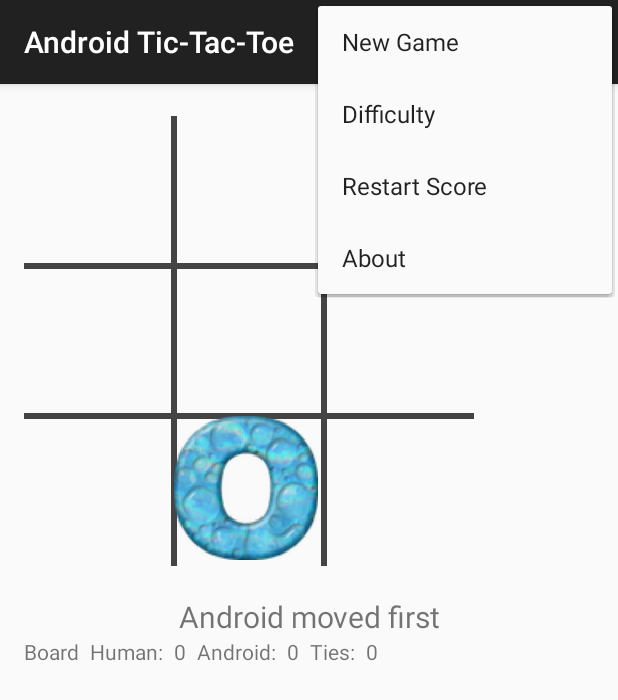
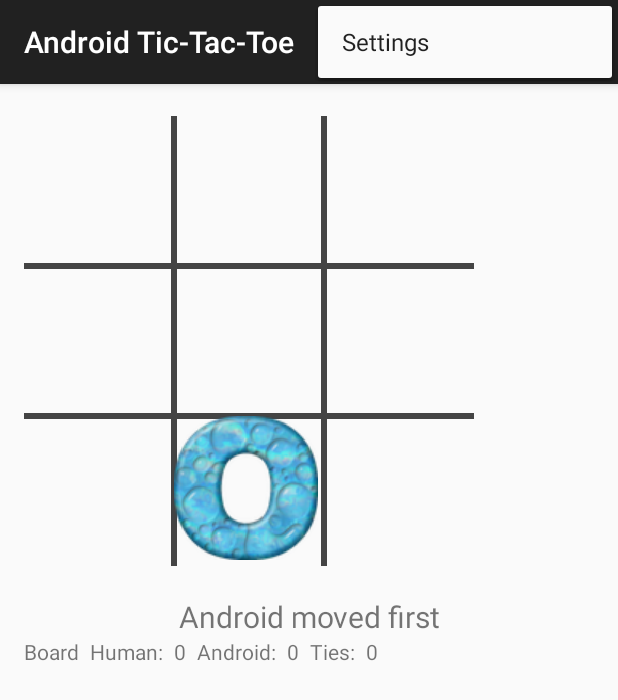
Before and after one commit to savelascod/AndroidTicTacToe-Tutorial2, an Android app: the screen it shows after launch (AndroidTicTacToeActivity), with the options menu open, on a phone screen of 412 x 824 dp. Shown: the top 700 px of the screen. Run offline under Robolectric (Android 15) with nearby library versions, the phone set to English and light mode, and no system bars.

Commit message:
-Modified the application menu -Added onActivity result to TicTacToeActivity

```diff
--- a/TicTacToe/src/main/java/edu/harding/tictactoe/AndroidTicTacToeActivity.java
+++ b/TicTacToe/src/main/java/edu/harding/tictactoe/AndroidTicTacToeActivity.java
@@ -2,6 +2,7 @@
 
 
 import android.app.FragmentManager;
+import android.content.Intent;
 import android.content.SharedPreferences;
 import android.media.MediaPlayer;
 import android.os.Bundle;
@@ -42,6 +43,9 @@
     private boolean mHumanGoFirst;
 
     private boolean mGameOver;
+
+    private boolean mGameSound;
+
     private View.OnTouchListener mTouchListener = new View.OnTouchListener() {
         @Override
         public boolean onTouch(View v, MotionEvent event) {
@@ -204,6 +208,13 @@
     }
 
     @Override
+    protected void onActivityResult(int requestCode, int resultCode, Intent data) {
+        if (requestCode == RESULT_CANCELED) {
+
+        }
+    }
+
+    @Override
     public boolean onOptionsItemSelected(MenuItem item) {
         // Handle action bar item clicks here. The action bar will
         // automatically handle clicks on the Home/Up button, so long
@@ -222,6 +233,9 @@
                 break;
             case R.id.restart_score:
                 restartScore();
+                break;
+            case R.id.settings:
+                startActivityForResult(new Intent(this, Settings.class), 0);
                 break;
         }
         return true;
--- a/TicTacToe/src/main/java/edu/harding/tictactoe/Settings.java
+++ b/TicTacToe/src/main/java/edu/harding/tictactoe/Settings.java
@@ -11,5 +11,7 @@
     protected void onCreate(Bundle savedInstance) {
         super.onCreate(savedInstance);
         addPreferencesFromResource(R.xml.preferences);
+
+
     }
 }
--- a/TicTacToe/src/main/res/menu/menu_android_tic_tac_toe.xml
+++ b/TicTacToe/src/main/res/menu/menu_android_tic_tac_toe.xml
@@ -1,10 +1,6 @@
 <menu xmlns:android="http://schemas.android.com/apk/res/android"
       xmlns:tools="http://schemas.android.com/tools"
       tools:context=".AndroidTicTacToeActivity">
-    <item android:id="@+id/new_game" android:title="@string/menu_new_game" android:icon="@drawable/new_game"></item>
-    <item android:id="@+id/ai_difficulty" android:title="@string/menu_ai_difficulty"
-          android:icon="@drawable/difficulty_level"></item>
-    <item android:id="@+id/restart_score" android:title="@string/menu_restart_score"
-          android:icon="@drawable/quit_game"></item>
-    <item android:id="@+id/about" android:title="@string/about_label"></item>
+    <item android:id="@+id/settings" android:title="@string/settings" android:icon="@drawable/new_game"></item>
+    tem>
 </menu>
--- a/TicTacToe/src/main/res/values/strings.xml
+++ b/TicTacToe/src/main/res/values/strings.xml
@@ -28,4 +28,5 @@
     <string name="difficulty_expert">Expert</string>
     <string name="difficulty_harder">Harder</string>
     <string name="difficulty_easy">Easy</string>
+    <string name="settings">Settings</string>
 </resources>
```
